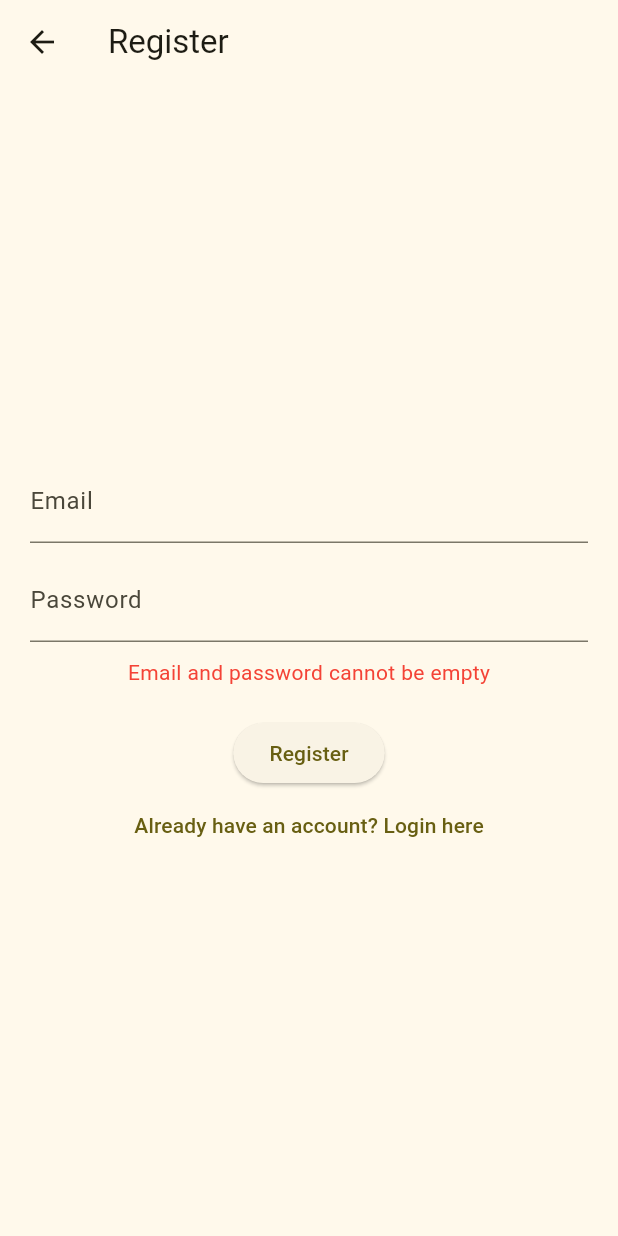
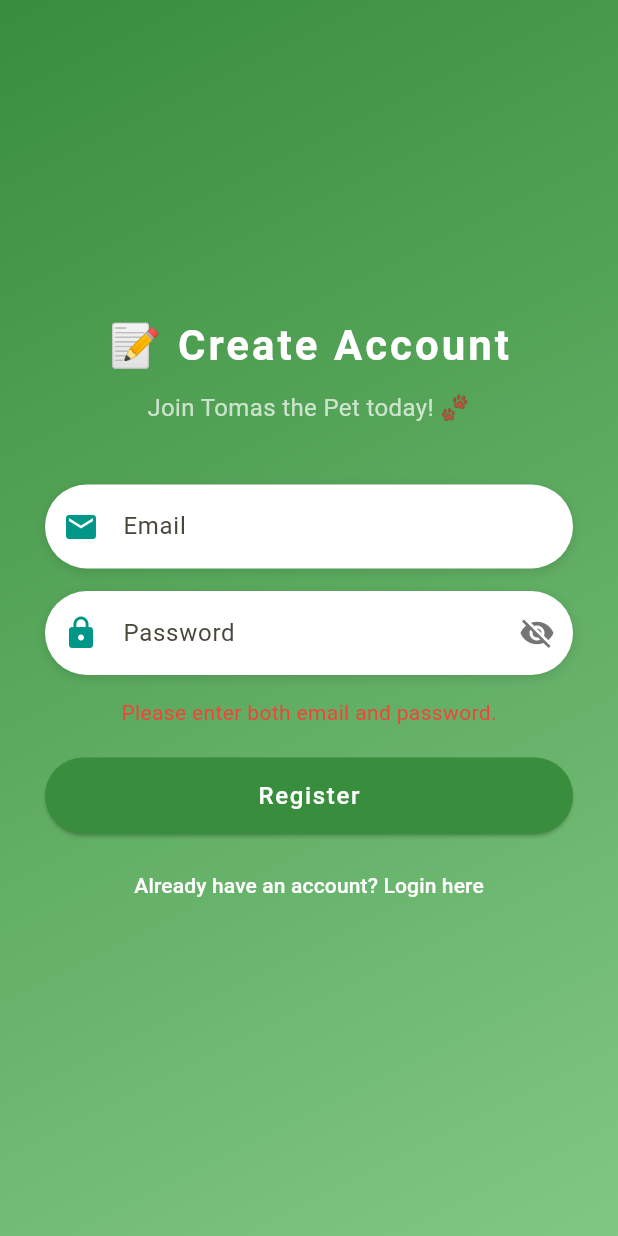
Before and after one commit to daeneerys/FlutterAppFinals, a Flutter app: the RegisterScreen screen opened directly, after a tap on "Register", on a phone screen of 412 x 824 dp. Run offline on Flutter 3.47's test engine with Material 3 defaults, Android fonts, the light colour scheme and no system bars; our stand-ins replace cloud_firestore, firebase_auth, firebase_core; accounts and stored records are empty; Roboto replaces fonts that are missing (Poppins).

Commit message:
Register

```diff
--- a/lib/screens/register.dart
+++ b/lib/screens/register.dart
@@ -1,7 +1,6 @@
 import 'package:flutter/material.dart';
 import 'package:firebase_auth/firebase_auth.dart';
 import '../services/auth_service.dart';
-import 'home.dart';
 import 'login.dart';
 
 class RegisterScreen extends StatefulWidget {
@@ -12,22 +11,32 @@
 }
 
 class _RegisterScreenState extends State<RegisterScreen> {
+  final AuthService _authService = AuthService();
   final TextEditingController _emailController = TextEditingController();
   final TextEditingController _passwordController = TextEditingController();
-  final AuthService _authService = AuthService();
+
+  bool _obscurePassword = true;
+  bool _isLoading = false;
   String? _errorMessage;
 
   Future<void> _register() async {
+    setState(() {
+      _errorMessage = null;
+      _isLoading = true;
+    });
+
     String email = _emailController.text.trim();
     String password = _passwordController.text.trim();
 
     if (email.isEmpty || password.isEmpty) {
       setState(() {
-        _errorMessage = "Email and password cannot be empty";
+        _errorMessage = "Please enter both email and password.";
+        _isLoading = false;
       });
       return;
     }
 
+    try {
       User? user = await _authService.register(email, password);
       if (user != null) {
         Navigator.pushReplacement(
@@ -39,47 +48,170 @@
           _errorMessage = "Registration failed. Try again.";
         });
       }
+    } catch (e) {
+      setState(() {
+        _errorMessage = "Something went wrong. Please try again.";
+      });
+    } finally {
+      setState(() {
+        _isLoading = false;
+      });
+    }
   }
 
   @override
   Widget build(BuildContext context) {
     return Scaffold(
-      appBar: AppBar(title: const Text("Register")),
-      body: Padding(
-        padding: const EdgeInsets.all(20.0),
+      body: Container(
+        decoration: BoxDecoration(
+          gradient: LinearGradient(
+            colors: [Color(0xFF388E3C), Color(0xFF81C784)], // Jungle green shades
+            begin: Alignment.topLeft,
+            end: Alignment.bottomRight,
+          ),
+        ),
+        child: Center(
+          child: SingleChildScrollView(
+            padding: const EdgeInsets.symmetric(horizontal: 30, vertical: 40),
             child: Column(
               mainAxisAlignment: MainAxisAlignment.center,
               children: [
-            TextField(
+                const Text(
+                  '📝 Create Account',
+                  style: TextStyle(
+                    fontSize: 28,
+                    fontWeight: FontWeight.bold,
+                    color: Colors.white,
+                    letterSpacing: 2,
+                    fontFamily: 'Poppins', // Jungle feel font
+                  ),
+                ),
+                const SizedBox(height: 10),
+                const Text(
+                  'Join Tomas the Pet today! 🐾',
+                  style: TextStyle(fontSize: 16, color: Colors.white70),
+                  textAlign: TextAlign.center,
+                ),
+                const SizedBox(height: 40),
+
+                // Email Field
+                _buildTextField(
                   controller: _emailController,
-              decoration: const InputDecoration(labelText: "Email"),
+                  hintText: "Email",
+                  icon: Icons.email,
                   keyboardType: TextInputType.emailAddress,
                 ),
-            const SizedBox(height: 10),
-            TextField(
+                const SizedBox(height: 15),
+
+                // Password Field
+                _buildTextField(
                   controller: _passwordController,
-              decoration: const InputDecoration(labelText: "Password"),
-              obscureText: true,
+                  hintText: "Password",
+                  icon: Icons.lock,
+                  obscureText: _obscurePassword,
+                  suffixIcon: IconButton(
+                    icon: Icon(
+                      _obscurePassword ? Icons.visibility_off : Icons.visibility,
+                      color: Colors.grey[600],
                     ),
-            if (_errorMessage != null) ...[
-              const SizedBox(height: 10),
+                    onPressed: () {
+                      setState(() {
+                        _obscurePassword = !_obscurePassword;
+                      });
+                    },
+                  ),
+                ),
+                const SizedBox(height: 15),
+
+                // Error Message
+                if (_errorMessage != null)
                   Text(
                     _errorMessage!,
                     style: const TextStyle(color: Colors.red),
                   ),
-            ],
                 const SizedBox(height: 20),
-            ElevatedButton(
-              onPressed: _register,
-              child: const Text("Register"),
+
+                // Register Button
+                SizedBox(
+                  width: double.infinity,
+                  child: ElevatedButton(
+                    onPressed: _isLoading ? null : _register,
+                    style: ElevatedButton.styleFrom(
+                      backgroundColor: const Color(0xFF388E3C), // Dark jungle green
+                      padding: const EdgeInsets.symmetric(vertical: 14),
+                      shape: RoundedRectangleBorder(
+                        borderRadius: BorderRadius.circular(30),
                       ),
+                    ),
+                    child: _isLoading
+                        ? const SizedBox(
+                      width: 24,
+                      height: 24,
+                      child: CircularProgressIndicator(
+                        color: Colors.white,
+                        strokeWidth: 2,
+                      ),
+                    )
+                        : const Text(
+                      "Register",
+                      style: TextStyle(
+                        fontSize: 16,
+                        color: Colors.white,
+                        letterSpacing: 1.1,
+                      ),
+                    ),
+                  ),
+                ),
+                const SizedBox(height: 10),
+
+                // Login Link
                 TextButton(
                   onPressed: () {
                     Navigator.pop(context);
                   },
-              child: const Text("Already have an account? Login here"),
+                  child: const Text(
+                    "Already have an account? Login here",
+                    style: TextStyle(color: Colors.white),
+                  ),
                 ),
               ],
+            ),
+          ),
+        ),
+      ),
+    );
+  }
+
+  Widget _buildTextField({
+    required TextEditingController controller,
+    required String hintText,
+    required IconData icon,
+    bool obscureText = false,
+    Widget? suffixIcon,
+    TextInputType keyboardType = TextInputType.text,
+  }) {
+    return Container(
+      decoration: BoxDecoration(
+        color: Colors.white,
+        borderRadius: BorderRadius.circular(30),
+        boxShadow: const [
+          BoxShadow(
+            color: Colors.black12,
+            blurRadius: 6,
+            offset: Offset(0, 2),
+          ),
+        ],
+      ),
+      child: TextField(
+        controller: controller,
+        obscureText: obscureText,
+        keyboardType: keyboardType,
+        decoration: InputDecoration(
+          hintText: hintText,
+          border: InputBorder.none,
+          prefixIcon: Icon(icon, color: Colors.teal),
+          suffixIcon: suffixIcon,
+          contentPadding: const EdgeInsets.symmetric(horizontal: 20, vertical: 16),
         ),
       ),
     );
```
Lines whose indentation alone changed are shown as unchanged.
